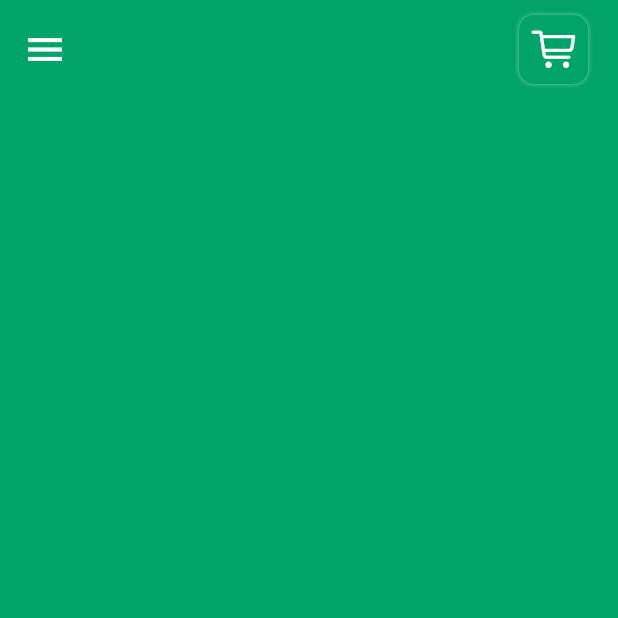
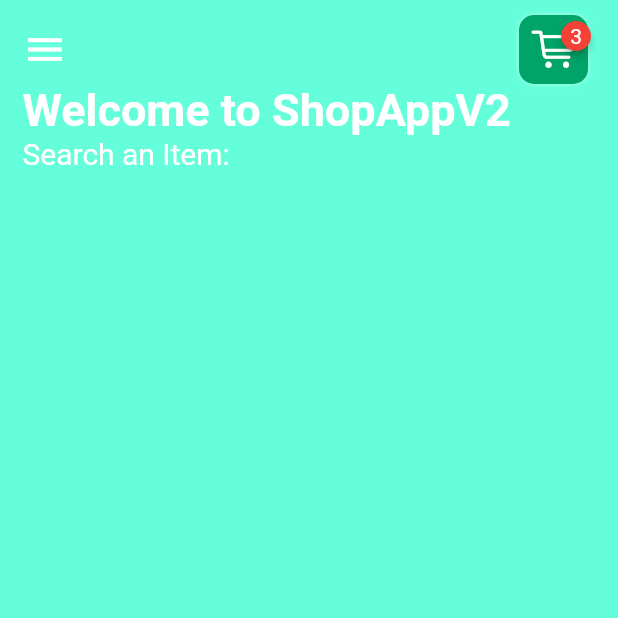
Before and after one commit to abidshafee/shop_app_v2, a Flutter app: the HomePage screen opened by its route, on a phone screen of 412 x 824 dp, the top half of it. Run offline on Flutter 3.47's test engine with Material 2 defaults, Android fonts, the phone set to English and light mode, and no system bars; drawn by our look-alikes of badges.

Commit message:
fsav2 init

```diff
--- a/lib/pages/HomePage.dart
+++ b/lib/pages/HomePage.dart
@@ -1,3 +1,6 @@
+import 'dart:ui';
+
+import 'package:badges/badges.dart';
 import 'package:flutter/cupertino.dart';
 import 'package:flutter/material.dart';
 
@@ -5,8 +8,10 @@ class HomePage extends StatelessWidget {
   @override
   Widget build(BuildContext context) {
     return Scaffold(
-      backgroundColor: const Color(0xFF00A368),
+      //backgroundColor: const Color(0xFF00A368),
+      backgroundColor: Colors.tealAccent,
       body: SafeArea(
+        child: SingleChildScrollView(
             child: Column(
           children: [
             Container(
@@ -30,6 +35,15 @@ class HomePage extends StatelessWidget {
                             blurRadius: 2,
                           ),
                         ]),
+                    child: Badge(
+                      badgeColor: Colors.red,
+                      padding: const EdgeInsets.all(6),
+                      badgeContent: const Text(
+                        "3",
+                        style: TextStyle(
+                          color: Colors.white,
+                        ),
+                      ),
                       child: InkWell(
                         onTap: () {},
                         child: const Icon(
@@ -38,12 +52,35 @@ class HomePage extends StatelessWidget {
                           color: Colors.white,
                         ),
                       ),
+                    ),
                   )
                 ],
               ),
-          )
+            ),
+            Container(
+              alignment: Alignment.centerLeft,
+              padding: const EdgeInsets.symmetric(horizontal: 15),
+              child: Column(
+                crossAxisAlignment: CrossAxisAlignment.start,
+                children: const [
+                  Text(
+                    "Welcome to ShopAppV2",
+                    style: TextStyle(
+                      fontSize: 30,
+                      color: Colors.white,
+                      fontWeight: FontWeight.bold,
+                    ),
+                  ),
+                  Text(
+                    "Search an Item: ",
+                    style: TextStyle(color: Colors.white, fontSize: 20),
+                  ),
+                ],
+              ),
+            ),
           ],
         )),
+      ),
     );
   }
 }
```
Lines whose indentation alone changed are shown as unchanged.
